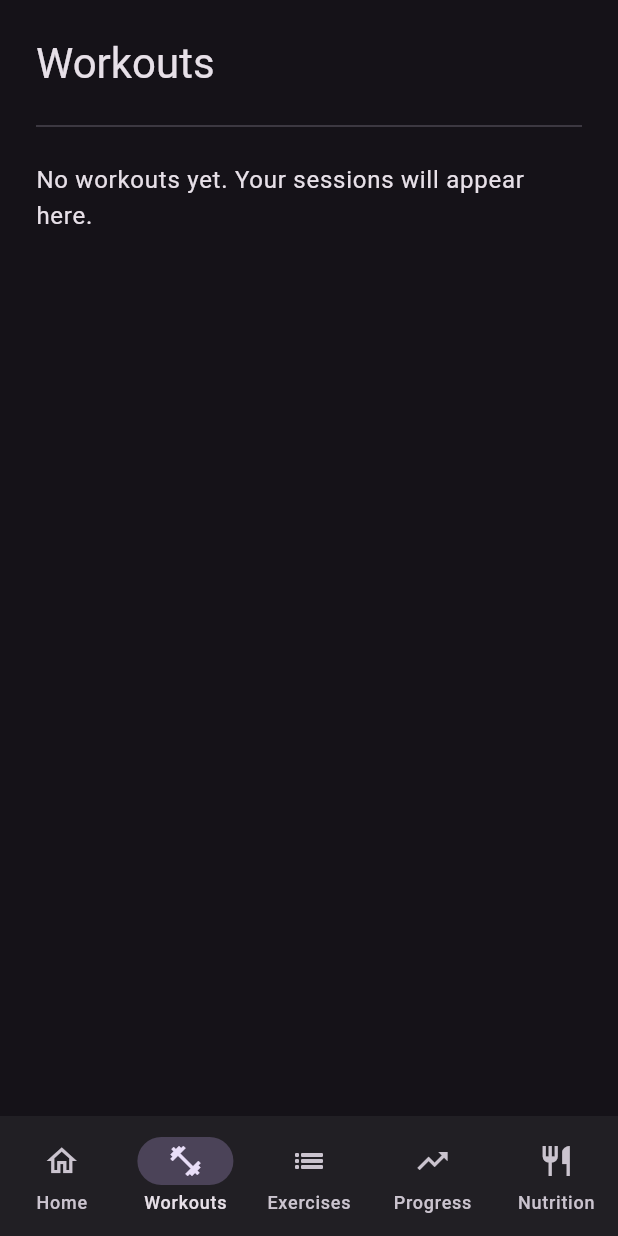
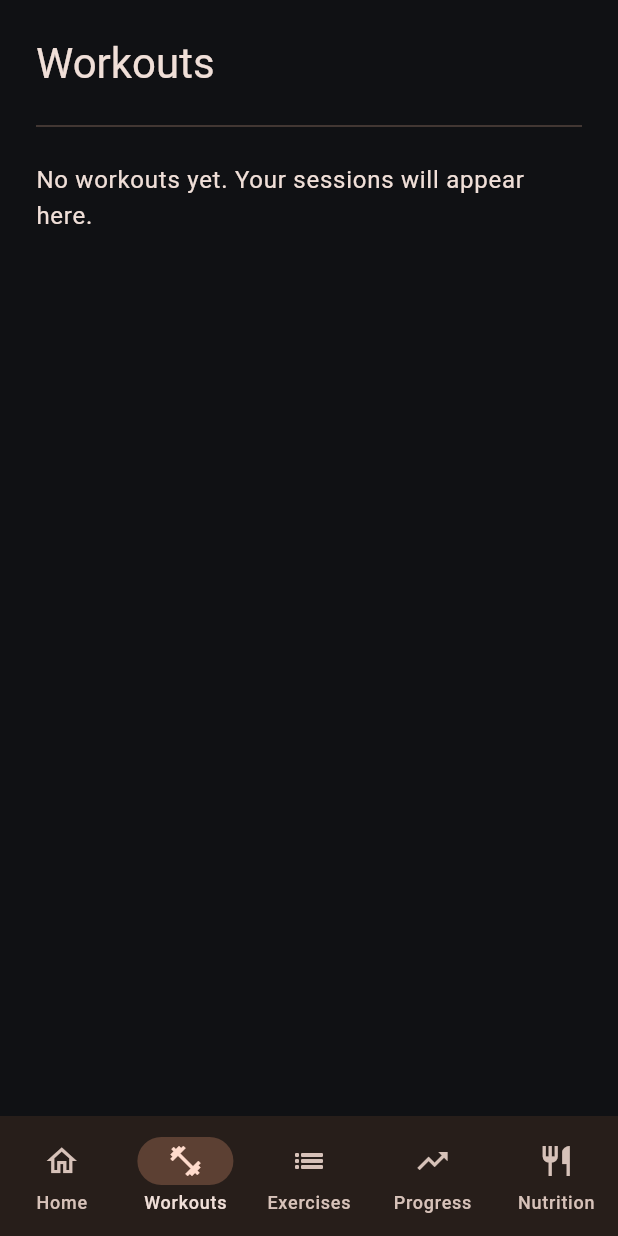
Before and after one commit to bhattaanish56/gym-workout-tracker-v2, a Flutter app: the screen it shows after launch, item 2 of the bottom bar chosen, on a phone screen of 412 x 824 dp. Run offline on Flutter 3.47's test engine with Material 3 defaults, Android fonts, the phone set to English and light mode, and no system bars; our stand-ins replace flutter_riverpod, go_router.

Commit message:
style: align V2 theme with approved design system
Co-Authored-By: Claude Sonnet 4.5 <noreply@anthropic.com>

```diff
--- a/lib/app/theme.dart
+++ b/lib/app/theme.dart
@@ -3,7 +3,7 @@ import 'package:flutter/material.dart';
 abstract final class AppTheme {
   static final ThemeData light = ThemeData(
     colorScheme: ColorScheme.fromSeed(
-      seedColor: Colors.deepPurple,
+      seedColor: const Color(0xFFFF6B00),
       brightness: Brightness.light,
     ),
     useMaterial3: true,
@@ -11,9 +11,12 @@ abstract final class AppTheme {
 
   static final ThemeData dark = ThemeData(
     colorScheme: ColorScheme.fromSeed(
-      seedColor: Colors.deepPurple,
+      seedColor: const Color(0xFFFF6B00),
       brightness: Brightness.dark,
+      surface: const Color(0xFF1C1E23),
+      surfaceContainerLowest: const Color(0xFF101114),
     ),
+    scaffoldBackgroundColor: const Color(0xFF101114),
     useMaterial3: true,
   );
 }
```
